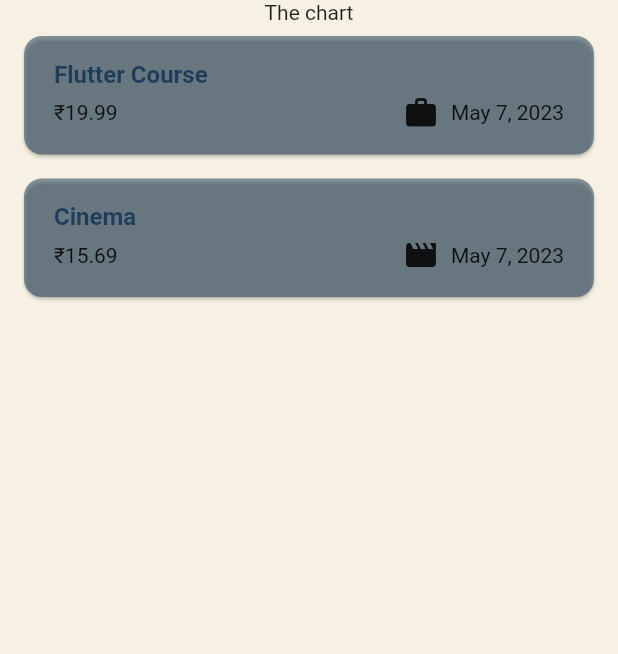
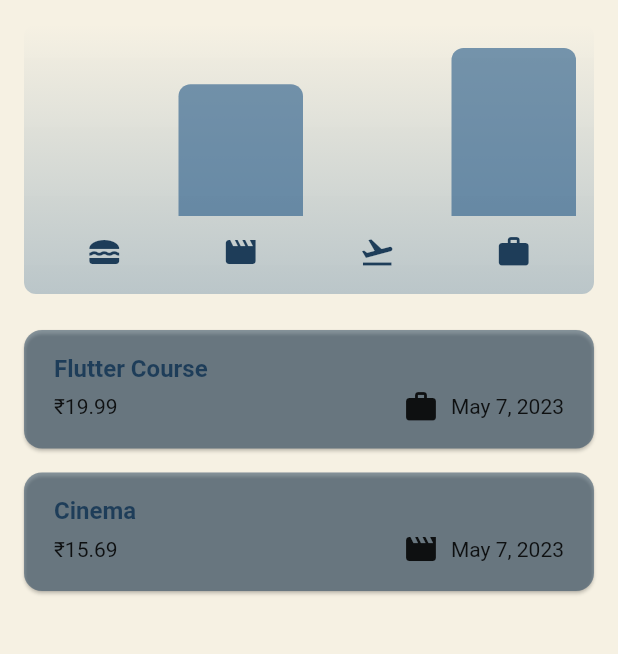
Before and after one commit to darkCoder001/Tracker, a Flutter app: the screen it shows after launch, on a phone screen of 412 x 824 dp, the part 84-738 px from its top. Run offline on Flutter 3.47's test engine with Material 2 defaults, Android fonts, the phone set to English and light mode, and no system bars.

Commit message:
Charts added

```diff
--- a/lib/models/expense.dart
+++ b/lib/models/expense.dart
@@ -27,3 +27,24 @@ class Expense {
 
   Expense({required this.title, required this.amount, required this.date, required this.category}) : id = uuid.v4();
 }
+
+class ExpenseBucket{
+  final Category category;
+  final List<Expense> expenses;
+
+  const ExpenseBucket({
+    required this.category,
+    required this.expenses
+  });
+
+  ExpenseBucket.forCategory(List<Expense> allExpenses, this.category) : expenses = allExpenses.where((expense) => expense.category == category).toList();
+
+  double get totalExpenses {
+    double sum =0.0;
+    for(final expense in  expenses){
+      sum =sum+expense.amount;
+    }
+    return sum;
+  }
+
+}
--- /dev/null
+++ b/lib/widgets/chart/chart.dart
@@ -0,0 +1,91 @@
+import 'package:flutter/material.dart';
+
+import '/widgets/chart/chart_bar.dart';
+import 'package:tracker/models/expense.dart';
+
+class Chart extends StatelessWidget {
+  const Chart({super.key, required this.expenses});
+
+  final List<Expense> expenses;
+
+  List<ExpenseBucket> get buckets {
+    return [
+      ExpenseBucket.forCategory(expenses, Category.food),
+      ExpenseBucket.forCategory(expenses, Category.leisure),
+      ExpenseBucket.forCategory(expenses, Category.travel),
+      ExpenseBucket.forCategory(expenses, Category.work),
+    ];
+  }
+
+  double get maxTotalExpense {
+    double maxTotalExpense = 0;
+
+    for (final bucket in buckets) {
+      if (bucket.totalExpenses > maxTotalExpense) {
+        maxTotalExpense = bucket.totalExpenses;
+      }
+    }
+
+    return maxTotalExpense;
+  }
+
+  @override
+  Widget build(BuildContext context) {
+    final isDarkMode =
+        MediaQuery.of(context).platformBrightness == Brightness.dark;
+    return Container(
+      margin: const EdgeInsets.all(16),
+      padding: const EdgeInsets.symmetric(
+        vertical: 16,
+        horizontal: 8,
+      ),
+      width: double.infinity,
+      height: 180,
+      decoration: BoxDecoration(
+        borderRadius: BorderRadius.circular(8),
+        gradient: LinearGradient(
+          colors: [
+            Theme.of(context).colorScheme.primary.withOpacity(0.3),
+            Theme.of(context).colorScheme.primary.withOpacity(0.0)
+          ],
+          begin: Alignment.bottomCenter,
+          end: Alignment.topCenter,
+        ),
+      ),
+      child: Column(
+        children: [
+          Expanded(
+            child: Row(
+              crossAxisAlignment: CrossAxisAlignment.end,
+              children: [
+                for (final bucket in buckets) // alternative to map()
+                  ChartBar(
+                    fill: bucket.totalExpenses == 0
+                        ? 0
+                        : bucket.totalExpenses / maxTotalExpense,
+                  )
+              ],
+            ),
+          ),
+          const SizedBox(height: 12),
+          Row(
+            children: buckets
+                .map(
+                  (bucket) => Expanded(
+                    child: Padding(
+                      padding: const EdgeInsets.symmetric(horizontal: 4),
+                      child: Icon(
+                        categoryIcons[bucket.category],
+                        color: isDarkMode
+                            ? Color(0xFFf3ca20)
+                            : Color(0xFF1e3d59),
+                      ),
+                    ),
+                  ),
+                ).toList(),
+          )
+        ],
+      ),
+    );
+  }
+}
--- /dev/null
+++ b/lib/widgets/chart/chart_bar.dart
@@ -0,0 +1,34 @@
+import 'package:flutter/material.dart';
+
+class ChartBar extends StatelessWidget {
+  const ChartBar({
+    super.key,
+    required this.fill,
+  });
+
+  final double fill;
+
+  @override
+  Widget build(BuildContext context) {
+    final isDarkMode =
+        MediaQuery.of(context).platformBrightness == Brightness.dark;
+    return Expanded(
+      child: Padding(
+        padding: const EdgeInsets.symmetric(horizontal: 4),
+        child: FractionallySizedBox(
+          heightFactor: fill,
+          child: DecoratedBox(
+            decoration: BoxDecoration(
+              shape: BoxShape.rectangle,
+              borderRadius:
+                  const BorderRadius.vertical(top: Radius.circular(8)),
+              color: isDarkMode
+                  ? Theme.of(context).colorScheme.secondary
+                  : Theme.of(context).colorScheme.primary.withOpacity(0.65),
+            ),
+          ),
+        ),
+      ),
+    );
+  }
+}
--- a/lib/widgets/expenses.dart
+++ b/lib/widgets/expenses.dart
@@ -1,3 +1,5 @@
+import 'package:tracker/widgets/chart/chart.dart';
+
 import '/widgets/new_expense.dart';
 import 'package:flutter/material.dart';
 
@@ -90,7 +92,7 @@ class _ExpensesState extends State<Expenses> {
       ),
       body: Column(
         children: [
-          const Text('The chart'),
+          Chart(expenses: _registeredExpenses),
           Expanded(
             child:mainContent,
           ),
```
